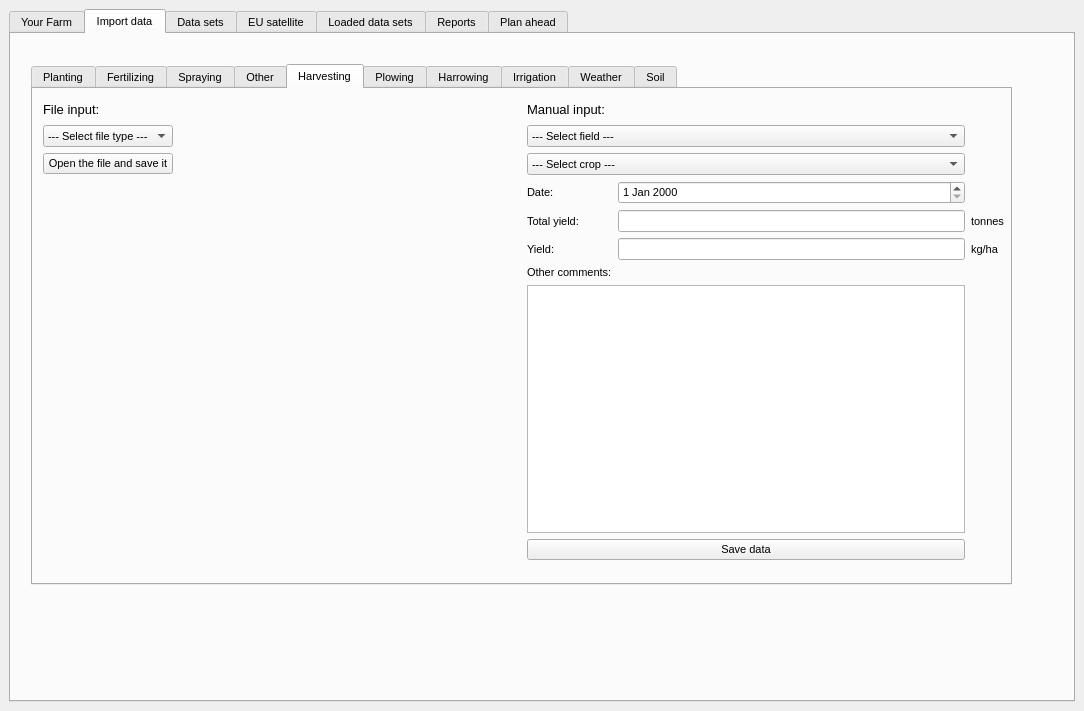
Before: the Qt Designer form GeoDataFarm_dockwidget_base.ui in axelande/geodatafarm3, drawn with Qt 5.
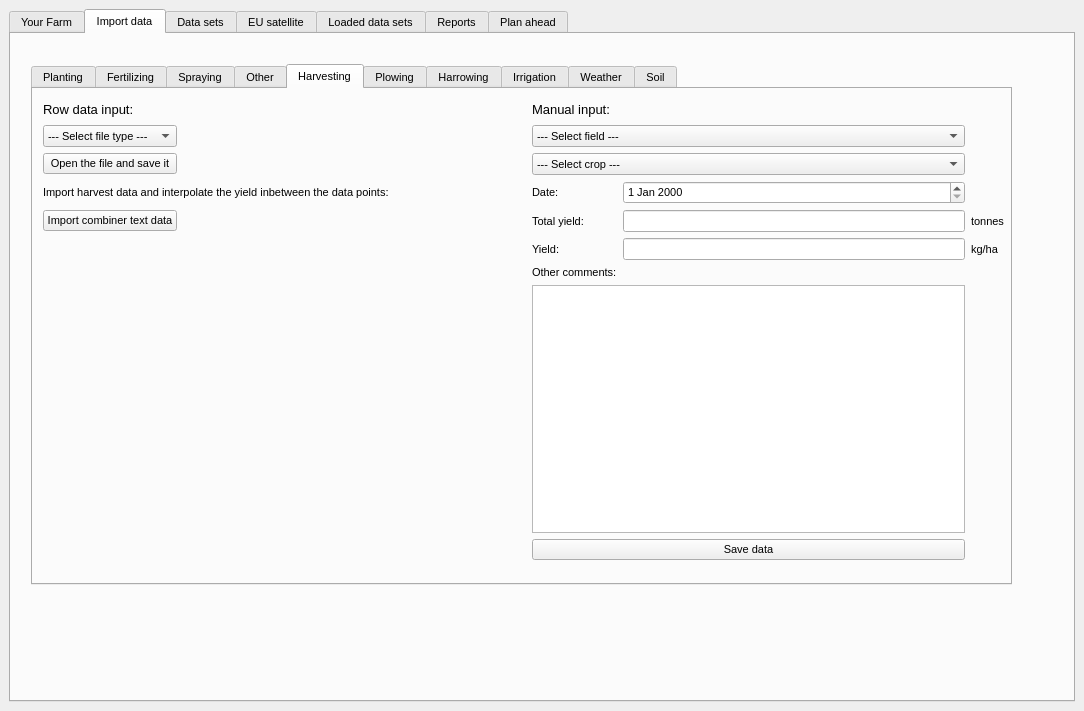
After: the same form once the commit is applied. The open tabs and pages were chosen to show the change. Custom widgets are drawn as their Qt base class.

The edit to the form file:
```diff
--- a/GeoDataFarm_dockwidget_base.ui
+++ b/GeoDataFarm_dockwidget_base.ui
@@ -1304,7 +1304,7 @@
                 </font>
                </property>
                <property name="text">
-                <string>File input:</string>
+                <string>Row data input:</string>
                </property>
               </widget>
              </item>
@@ -1372,6 +1372,23 @@
                </property>
               </widget>
              </item>
+             <item row="4" column="0">
+              <widget class="QPushButton" name="PBHvInterpolateData">
+               <property name="locale">
+                <locale language="English" country="UnitedKingdom"/>
+               </property>
+               <property name="text">
+                <string>Import combiner text data</string>
+               </property>
+              </widget>
+             </item>
+             <item row="3" column="0" colspan="2">
+              <widget class="QLabel" name="label_43">
+               <property name="text">
+                <string>Import harvest data and interpolate the yield inbetween the data points:</string>
+               </property>
+              </widget>
+             </item>
             </layout>
            </widget>
           </widget>
```
Left out of the diff: 57 changed lines with no effect on the pictures.
